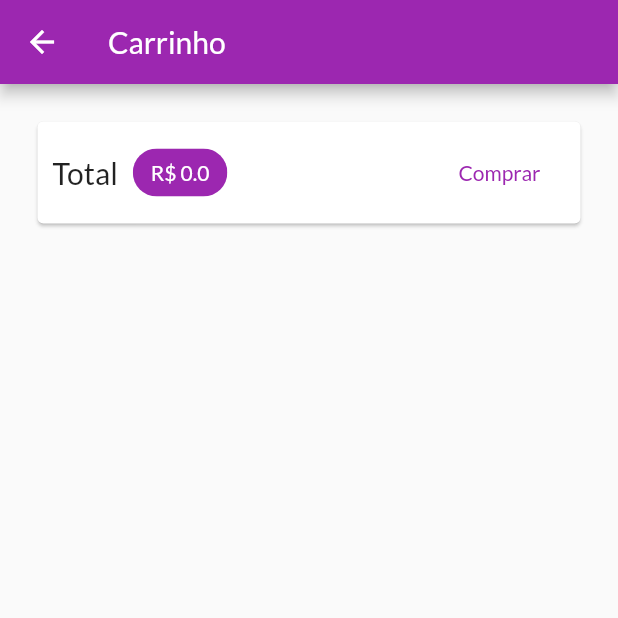
After one commit to RamonGiovane/flutter_shop, a Flutter app: the CartScreen screen opened by its route, on a phone screen of 412 x 824 dp, the top half of it. The commit adds this screen. Run offline on Flutter 3.47's test engine with Material 2 defaults, Android fonts, the phone set to English and light mode, and no system bars; network calls fail.

Commit message:
Lesson 223: Building the chart UI

```diff
--- a/lib/main.dart
+++ b/lib/main.dart
@@ -1,8 +1,9 @@
 import 'package:flutter/material.dart';
-import 'package:shop/providers/chart.dart';
+import 'package:shop/providers/cart.dart';
 import 'package:shop/providers/products.dart';
 import 'package:shop/utils/app_routes.dart';
-import 'package:shop/widgets/products_overview_screen.dart';
+import 'package:shop/views/cart_screen.dart';
+import 'package:shop/views/products_overview_screen.dart';
 import 'package:shop/views/product_detail_screen.dart';
 import 'package:provider/provider.dart';
 
@@ -33,6 +34,7 @@ class MyApp extends StatelessWidget {
         home: ProductOverviewScreen(),
         routes: {
           AppRoutes.PRODUCT_DETAIL: (ctx) => ProductDetailScreen(),
+          AppRoutes.CART: (ctx) => CartScreen(),
         },
       ),
     );
--- a/lib/providers/chart.dart
+++ b/lib/providers/cart.dart
@@ -22,6 +22,15 @@ class Cart with ChangeNotifier {
   Map<String, CartItem> get items => {..._items};
 
   int get itemCount => _items.length;
+
+  double get totalAmount {
+    double total = 0.0;
+    _items.forEach((key, item) {
+      total += item.price * item.quantity;
+     });
+
+     return total;
+  }
 
   void addItem(Product product) {
     if (_items.containsKey(product.id)) {
--- a/lib/utils/app_routes.dart
+++ b/lib/utils/app_routes.dart
@@ -1,4 +1,4 @@
 class AppRoutes{
   static const PRODUCT_DETAIL = '/product-detail';
-
+  static const CART = '/cart';
 }
--- /dev/null
+++ b/lib/views/cart_screen.dart
@@ -0,0 +1,63 @@
+import 'package:flutter/material.dart';
+import 'package:provider/provider.dart';
+import 'package:shop/providers/cart.dart';
+import 'package:shop/widgets/cart_item_widget.dart';
+
+class CartScreen extends StatelessWidget {
+  @override
+  Widget build(BuildContext context) {
+    final Cart cart = Provider.of(context);
+    final cartItems = cart.items.values.toList();
+
+    return Scaffold(
+      appBar: AppBar(
+        title: Text('Carrinho'),
+      ),
+      body: Column(
+        children: <Widget>[
+          //Mostrando resumo e botão para comprar
+          Card(
+            margin: EdgeInsets.all(25),
+            child: Padding(
+              padding: EdgeInsets.all(10),
+              child: Row(
+                mainAxisAlignment: MainAxisAlignment.spaceBetween,
+                children: <Widget>[
+                  Text(
+                    'Total',
+                    style: TextStyle(fontSize: 20),
+                  ),
+                  SizedBox(width: 10),
+                  Chip(
+                    label: Text(
+                      'R\$ ${cart.totalAmount}',
+                      style: TextStyle(
+                        color:
+                            Theme.of(context).primaryTextTheme.headline6.color,
+                      ),
+                    ),
+                    backgroundColor: Theme.of(context).primaryColor,
+                  ),
+                  Spacer(),
+                  FlatButton(
+                    onPressed: () {},
+                    child: Text('Comprar'),
+                    textColor: Theme.of(context).primaryColor,
+                  )
+                ],
+              ),
+            ),
+          ),
+          SizedBox(height: 10),
+
+          //Mostrando os produtos
+          Expanded(
+              child: ListView.builder(
+            itemCount: cart.itemCount,
+            itemBuilder: (ctx, i) => CartItemWidget(cartItems[i]),
+          )),
+        ],
+      ),
+    );
+  }
+}
--- a/lib/views/badge.dart
+++ b/lib/widgets/badge.dart
@@ -21,6 +21,10 @@ class Badge extends StatelessWidget {
               borderRadius: BorderRadius.circular(10),
               color: color != null ? color : Theme.of(context).accentColor,
             ),
+            constraints: BoxConstraints(
+              maxHeight: 16,
+              minHeight: 16,
+            ),
             child: Text(
               value,
               textAlign: TextAlign.center,
--- a/lib/widgets/product_grid.dart
+++ b/lib/widgets/product_grid.dart
@@ -1,6 +1,6 @@
 import 'package:flutter/material.dart';
 import 'package:shop/providers/products.dart';
-import 'package:shop/views/product_item.dart';
+import 'package:shop/widgets/product_item.dart';
 import 'package:provider/provider.dart';
 
 class ProductGrid extends StatelessWidget {
--- a/lib/views/product_item.dart
+++ b/lib/widgets/product_item.dart
@@ -1,5 +1,5 @@
 import 'package:flutter/material.dart';
-import 'package:shop/providers/chart.dart';
+import 'package:shop/providers/cart.dart';
 import 'package:shop/providers/product.dart';
 import 'package:shop/utils/app_routes.dart';
 import 'package:provider/provider.dart';
```
Also changed, not shown: lib/views/products_overview_screen.dart (renamed from lib/widgets/products_overview_screen.dart, +8 -3 lines), lib/widgets/cart_item_widget.dart (added, +34 -0 lines).
